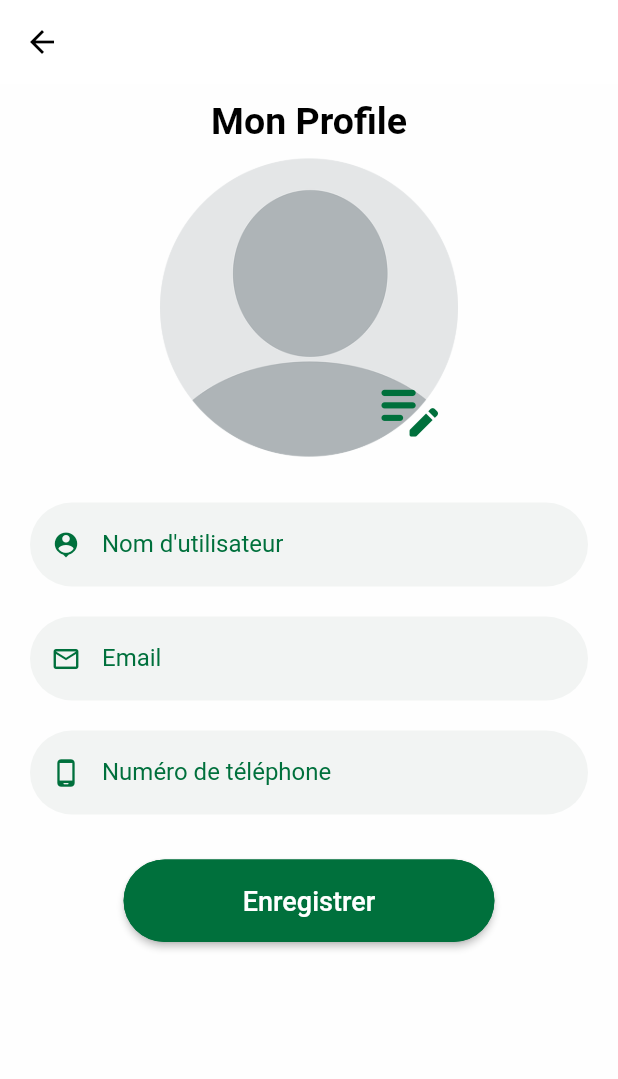
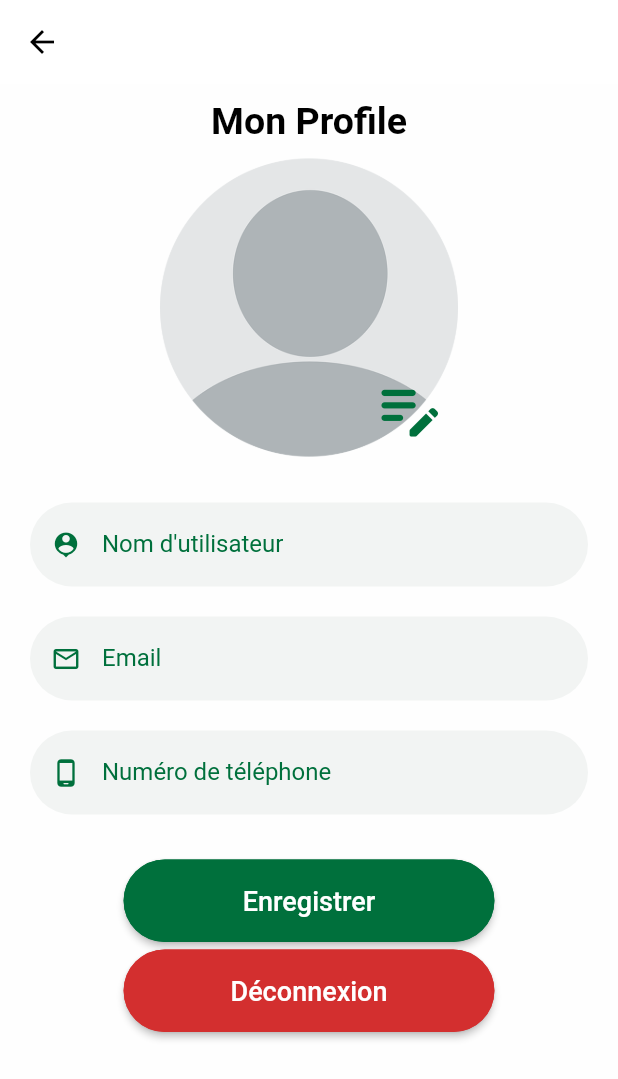
Before and after one commit to Chiraz32/Mini-Project-Chajrti, a Flutter app: the EditProfile screen opened by its route, on a phone screen of 412 x 824 dp. Shown: the top 1079 px of the screen. Run offline on Flutter 3.47's test engine with Material 2 defaults, Android fonts, the light colour scheme and no system bars; our stand-ins replace email_validator, image_picker; Roboto replaces fonts that are missing (Poppins-Medium.ttf, Roboto-Light.ttf).

Commit message:
add logout

```diff
--- a/lib/Screens/editProfil.dart
+++ b/lib/Screens/editProfil.dart
@@ -364,6 +364,64 @@ class _EditProfileState extends State<EditProfile> {
                       ),
                     ),
                     SizedBox(
+                      height: 5,
+                    ),
+                    Container(
+                      width: MediaQuery.of(context).size.width * 0.6,
+                      child: ElevatedButton(
+                        style: ButtonStyle(
+                          padding: MaterialStateProperty.all<EdgeInsets>(
+                              EdgeInsets.all(17.0)),
+                          shape:
+                              MaterialStateProperty.all<RoundedRectangleBorder>(
+                            RoundedRectangleBorder(
+                              borderRadius: BorderRadius.circular(30.0),
+                              side: BorderSide(color: Colors.red.shade700),
+                            ),
+                          ),
+                          backgroundColor:
+                              MaterialStateProperty.all<Color>(Colors.red.shade700),
+                        ),
+                        onPressed: () {
+                          showDialog(
+                            context: context,
+                            builder: (BuildContext context) {
+                              return AlertDialog(
+                                title: Text("Deconnexion",
+                                    style: TextStyle(
+                                        color: mainGreen,
+                                        fontFamily: defaultFontFamily,
+                                        fontSize: 20)),
+                                content:
+                                    Text("Vouller vous vraiment vous déconnecter ?"),
+                                actions: [
+                                  TextButton(
+                                    child: Text("OK",
+                                        style: TextStyle(
+                                            color: mainGreen,
+                                            fontFamily: defaultFontFamily,
+                                            fontSize: 16)),
+                                    onPressed: () {
+                                      Navigator.of(context).pop();
+                                    },
+                                  ),
+                                ],
+                              );
+                            },
+                          );
+                        },
+                        child: Text(
+                          "Déconnexion",
+                          style: TextStyle(
+                            color: Colors.white,
+                            fontSize: 18,
+                            fontFamily: 'Poppins-Medium.ttf',
+                          ),
+                          textAlign: TextAlign.center,
+                        ),
+                      )
+                    ),
+                    SizedBox(
                       height: 10,
                     ),
                   ]),
--- a/lib/main.dart
+++ b/lib/main.dart
@@ -1,5 +1,4 @@
 
-import 'package:chajrti/Constants/constants.dart';
 import 'package:chajrti/Providers/order_provider.dart';
 import 'package:chajrti/Screens/addPlant_seller.dart';
 import 'package:chajrti/Screens/editProfil.dart';
```
